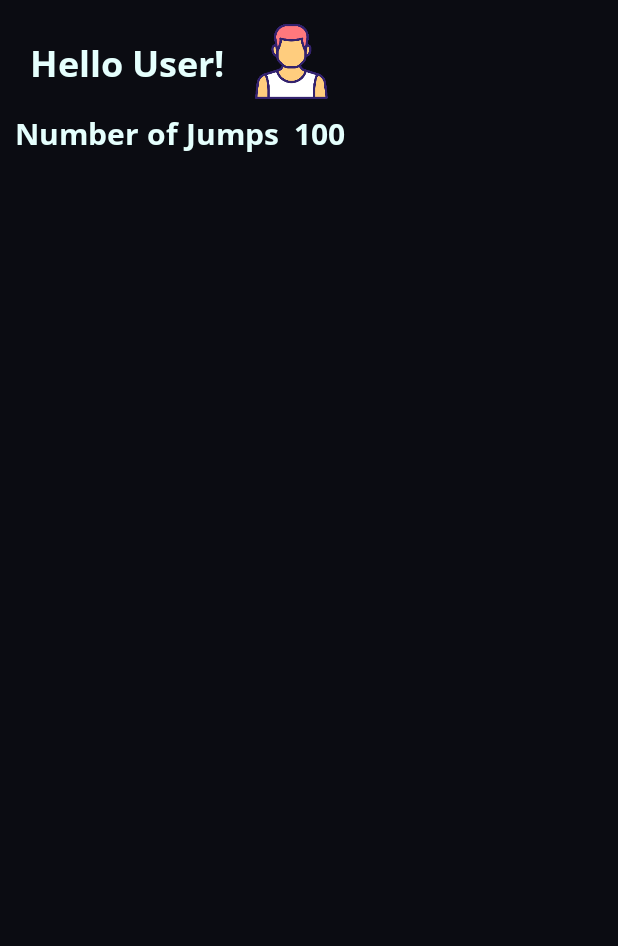
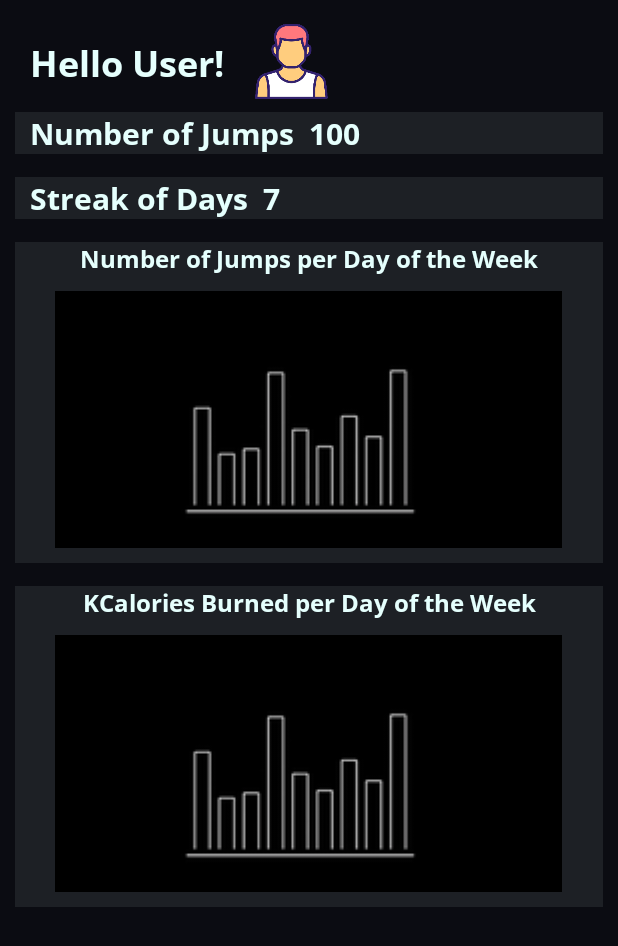
Before and after one commit to brazafonso/JumpRopeCounter, an Android app: the layout profile_page.xml on its own in the app's theme, with its tools: preview values and no code run, on a phone screen of 412 x 824 dp. Shown: the top 946 px of the screen. Run offline under Robolectric (Android 15) with nearby library versions, the phone set to English and light mode, and no system bars.

Commit message:
profile_page.xml introdução de sample dashboards

```diff
--- a/mobile/app/src/main/res/layout/profile_page.xml
+++ b/mobile/app/src/main/res/layout/profile_page.xml
@@ -45,9 +45,11 @@
         app:layout_constraintTop_toBottomOf="@id/welcomeline">
 
         <LinearLayout
+            android:id="@+id/line1"
             android:layout_width="match_parent"
             android:layout_height="wrap_content"
             android:orientation="horizontal"
+            android:background="@color/light_background_color"
             app:layout_constraintStart_toStartOf="parent"
             app:layout_constraintTop_toBottomOf="@id/welcomeline">
 
@@ -55,6 +57,7 @@
                 android:id="@+id/njumpstext"
                 android:layout_width="wrap_content"
                 android:layout_height="wrap_content"
+                android:layout_marginLeft="10dp"
                 android:fontFamily="@font/open_sans_bold"
                 android:text="Number of Jumps"
                 android:textAlignment="textStart"
@@ -73,6 +76,129 @@
                 android:textSize="20sp" />
 
         </LinearLayout>
+
+        <LinearLayout
+            android:id="@+id/line2"
+            android:layout_width="match_parent"
+            android:layout_height="wrap_content"
+            android:orientation="horizontal"
+            android:background="@color/light_background_color"
+            android:layout_marginTop="15dp"
+            app:layout_constraintStart_toStartOf="parent"
+            app:layout_constraintTop_toBottomOf="@id/line1">
+
+            <TextView
+                android:id="@+id/streakdays"
+                android:layout_width="wrap_content"
+                android:layout_height="wrap_content"
+                android:layout_marginLeft="10dp"
+                android:fontFamily="@font/open_sans_bold"
+                android:text="Streak of Days"
+                android:textAlignment="textStart"
+                android:textColor="@color/text"
+                android:textSize="20sp" />
+
+            <TextView
+                android:id="@+id/nstreakdays"
+                android:layout_width="wrap_content"
+                android:layout_height="wrap_content"
+                android:fontFamily="@font/open_sans_bold"
+                android:text="7"
+                android:layout_marginLeft="10dp"
+                android:textAlignment="textStart"
+                android:textColor="@color/text"
+                android:textSize="20sp" />
+
+        </LinearLayout>
+
+        <LinearLayout
+            android:id="@+id/line3"
+            android:layout_width="match_parent"
+            android:layout_height="wrap_content"
+            android:orientation="horizontal"
+            android:background="@color/light_background_color"
+            android:layout_marginTop="15dp"
+            app:layout_constraintStart_toStartOf="parent"
+            app:layout_constraintTop_toBottomOf="@id/line2">
+
+            <TextView
+                android:id="@+id/description_d1"
+                android:layout_width="match_parent"
+                android:layout_height="wrap_content"
+                android:fontFamily="@font/open_sans_bold"
+                android:text="Number of Jumps per Day of the Week"
+                android:layout_marginLeft="10dp"
+                android:layout_marginRight="10dp"
+                android:textAlignment="center"
+                android:textColor="@color/text"
+                android:textSize="16sp" />
+
+        </LinearLayout>
+
+        <LinearLayout
+            android:id="@+id/line4"
+            android:layout_width="match_parent"
+            android:layout_height="wrap_content"
+            android:background="@color/light_background_color"
+            android:orientation="vertical"
+            app:layout_constraintStart_toStartOf="parent"
+            app:layout_constraintTop_toBottomOf="@id/line3">
+
+            <ImageView
+                android:id="@+id/dashboard1"
+                android:layout_width="338dp"
+                android:layout_height="171dp"
+                android:layout_gravity="center"
+                android:layout_marginTop="10dp"
+                android:layout_marginBottom="10dp"
+                android:src="@drawable/sample_chart" />
+
+        </LinearLayout>
+
+        <LinearLayout
+            android:id="@+id/line5"
+            android:layout_width="match_parent"
+            android:layout_height="wrap_content"
+            android:orientation="horizontal"
+            android:background="@color/light_background_color"
+            android:layout_marginTop="15dp"
+            app:layout_constraintStart_toStartOf="parent"
+            app:layout_constraintTop_toBottomOf="@id/line4">
+
+            <TextView
+                android:id="@+id/description_d2"
+                android:layout_width="match_parent"
+                android:layout_height="wrap_content"
+                android:fontFamily="@font/open_sans_bold"
+                android:text="KCalories Burned per Day of the Week"
+                android:layout_marginLeft="10dp"
+                android:layout_marginRight="10dp"
+                android:textAlignment="center"
+                android:textColor="@color/text"
+                android:textSize="16sp" />
+
+        </LinearLayout>
+
+        <LinearLayout
+            android:id="@+id/line6"
+            android:layout_width="match_parent"
+            android:layout_height="wrap_content"
+            android:background="@color/light_background_color"
+            android:orientation="vertical"
+            app:layout_constraintStart_toStartOf="parent"
+            app:layout_constraintTop_toBottomOf="@id/line5">
+
+            <ImageView
+                android:id="@+id/dashboard2"
+                android:layout_width="338dp"
+                android:layout_height="171dp"
+                android:layout_marginTop="10dp"
+                android:layout_marginBottom="10dp"
+                android:layout_gravity="center"
+                android:src="@drawable/sample_chart" />
+
+        </LinearLayout>
+
     </LinearLayout>
 
 </androidx.constraintlayout.widget.ConstraintLayout>
--- a/mobile/app/src/main/res/values/colors.xml
+++ b/mobile/app/src/main/res/values/colors.xml
@@ -2,6 +2,7 @@
 <resources>
     <color name="text">#e5fffd</color>
     <color name="background_color">#0b0c12</color>
+    <color name="light_background_color">#1d2025</color>
     <color name="primary_button">#b369fc</color>
     <color name="secondary_button">#2472a3</color>
     <color name="accent">#db5151</color>
```
Also changed, not shown: mobile/app/src/main/res/drawable-hdpi/sample_chart.png (added), mobile/app/src/main/res/drawable-mdpi/sample_chart.png (added), mobile/app/src/main/res/drawable-xhdpi/sample_chart.png (added), mobile/app/src/main/res/drawable-xxhdpi/sample_chart.png (added), mobile/app/src/main/res/drawable-xxxhdpi/sample_chart.png (added).
